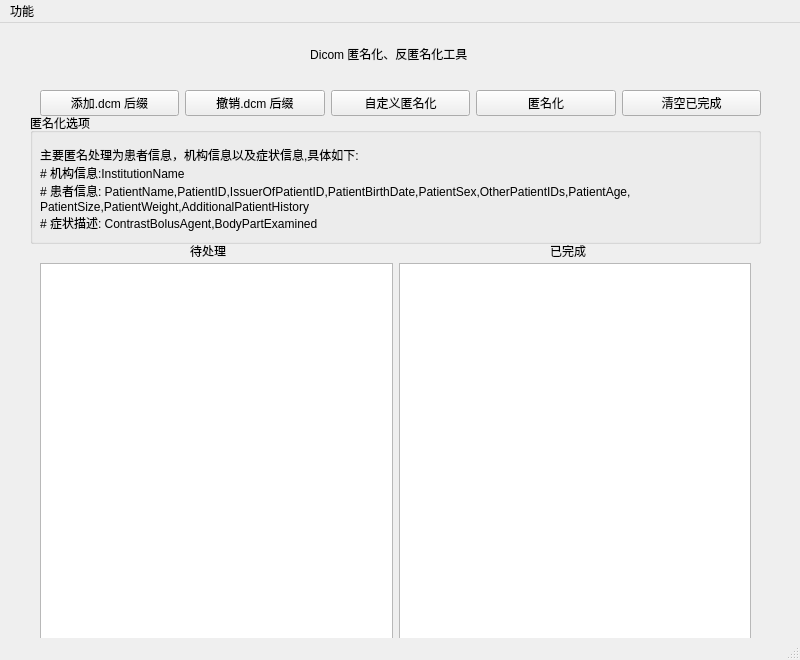
Old version of the form DicomHelper.ui in the repository guoruibiao/dicomhelper.
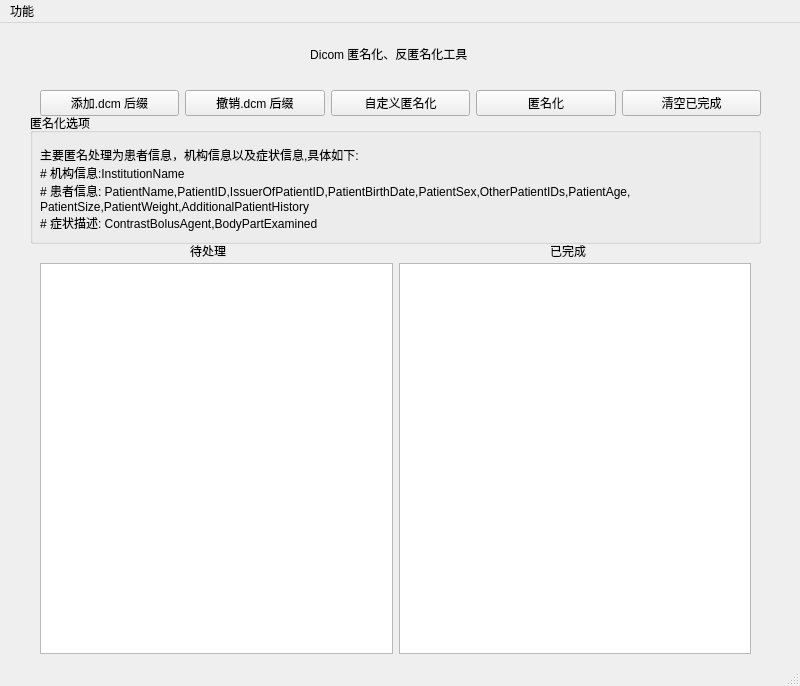
New version of the form.

Commit message: 增加进度提示

```diff
--- a/DicomHelper.ui
+++ b/DicomHelper.ui
@@ -7,7 +7,7 @@
     <x>0</x>
     <y>0</y>
     <width>800</width>
-    <height>660</height>
+    <height>686</height>
    </rect>
   </property>
   <property name="windowTitle">
```
The commit also changes 1 other file.
